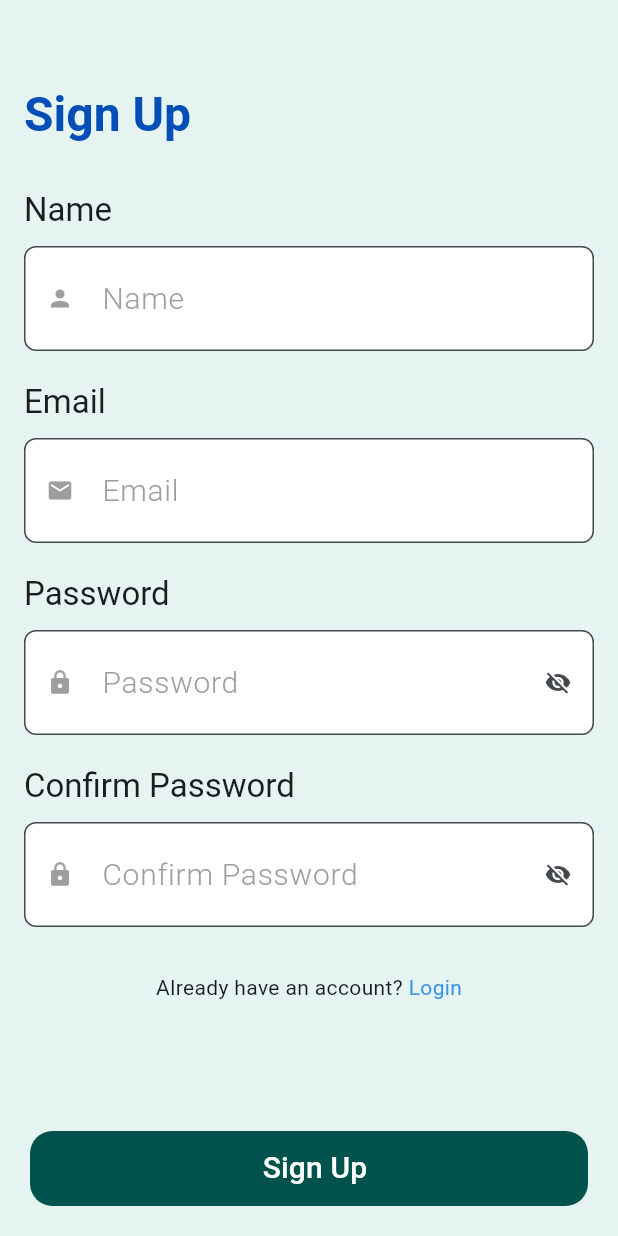
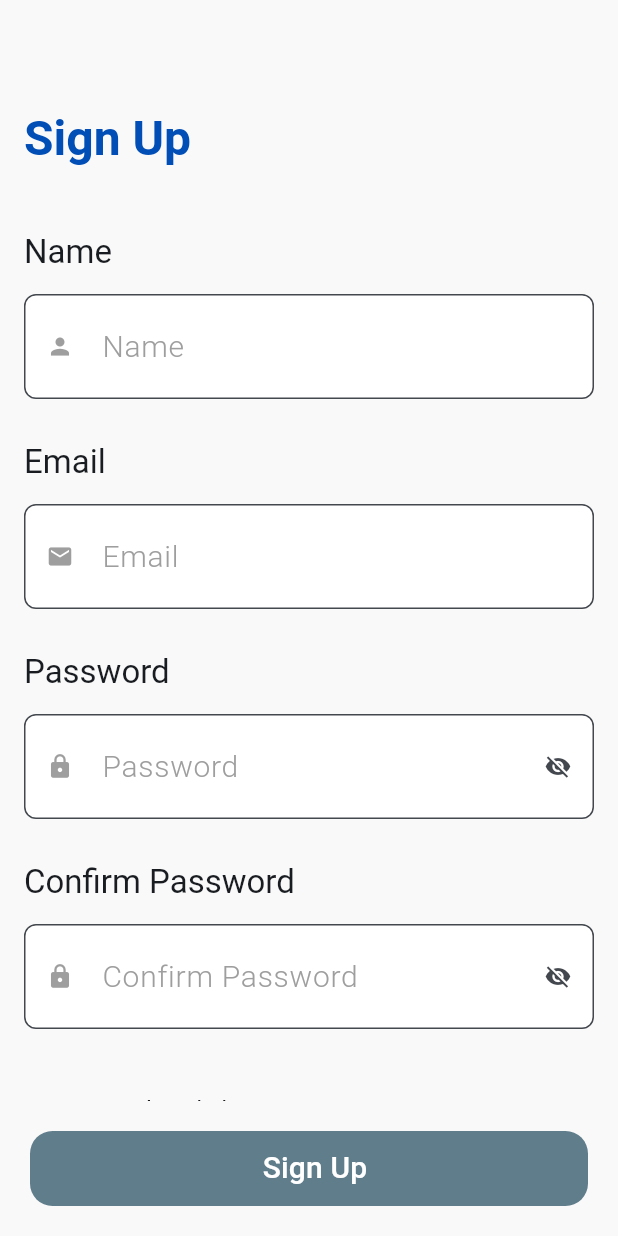
Before and after one commit to Abdelrahman-Wael-1029/lip_reading, a Flutter app: the screen it shows after launch, on a phone screen of 412 x 824 dp. Run offline on Flutter 3.47's test engine with Material 3 defaults, Android fonts, the phone set to English and light mode, and no system bars; our stand-ins replace animated_text_kit, bloc, firebase_auth, firebase_core, flutter_bloc, image_picker and 2 more; accounts and stored records are empty.

Commit message:
change colors

```diff
--- a/lib/screens/auth/signup_screen.dart
+++ b/lib/screens/auth/signup_screen.dart
@@ -190,13 +190,18 @@ class SignupScreen extends StatelessWidget {
                 Row(
                   mainAxisAlignment: MainAxisAlignment.center,
                   children: [
-                    const Text('Already have an account? '),
+                    Text(
+                      'Already have an account? ',
+                      style: Theme.of(context).textTheme.bodyLarge,
+                    ),
                     InkWell(
                       onTap: () => Navigator.pushReplacementNamed(
                           context, LoginScreen.routeName),
-                      child: const Text(
+                      child: Text(
                         'Login',
-                        style: TextStyle(color: AppColors.primaryColor),
+                        style: Theme.of(context).textTheme.bodyLarge!.copyWith(
+                          color: AppColors.primaryColor,
+                        ),
                       ),
                     ),
                   ],
--- a/lib/utils/theme.dart
+++ b/lib/utils/theme.dart
@@ -6,6 +6,5 @@ var lightTheme = ThemeData(
   scaffoldBackgroundColor: AppColors.backgroundColor,
   colorScheme: ColorScheme.fromSeed(seedColor: AppColors.primaryColor),
   textTheme: TextTheme(
-    bodyLarge: TextStyle(),
   ),
 );
--- a/lib/utils/utils.dart
+++ b/lib/utils/utils.dart
@@ -5,19 +5,19 @@ import 'package:responsive_framework/responsive_wrapper.dart';
 double? getSizedBox(context) {
   return ResponsiveValue<double>(
     context,
-    defaultValue: 20.0,
+    defaultValue: 28.0,
     valueWhen: [
       const Condition.smallerThan(
         name: MOBILE,
-        value: 16.0,
+        value: 20.0,
       ),
       const Condition.smallerThan(
         name: TABLET,
-        value: 18.0,
+        value: 24.0,
       ),
       const Condition.smallerThan(
         name: DESKTOP,
-        value: 20.0,
+        value: 28.0,
       ),
     ],
   ).value;
```
Also changed, not shown: lib/utils/app_colors.dart (+21 -2 lines).
